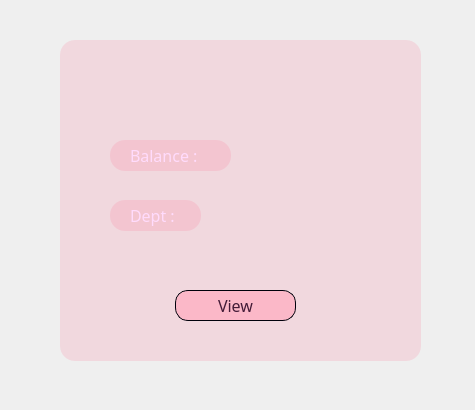
Above: m7fazty/viewbalance_dialog.ui from Roro-2004/m7fazty before the change. Below: the same form after it.
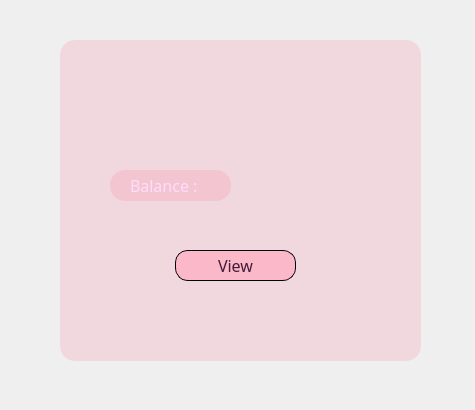
That is the form after the change. Icons and pictures are not drawn.

The edit to the form file:
```diff
--- a/m7fazty/viewbalance_dialog.ui
+++ b/m7fazty/viewbalance_dialog.ui
@@ -33,7 +33,7 @@
    <property name="geometry">
     <rect>
      <x>175</x>
-     <y>290</y>
+     <y>250</y>
      <width>121</width>
      <height>31</height>
     </rect>
@@ -179,7 +179,7 @@
    <property name="geometry">
     <rect>
      <x>240</x>
-     <y>140</y>
+     <y>170</y>
      <width>121</width>
      <height>31</height>
     </rect>
@@ -263,7 +263,7 @@
    <property name="geometry">
     <rect>
      <x>130</x>
-     <y>140</y>
+     <y>170</y>
      <width>91</width>
      <height>31</height>
     </rect>
@@ -323,139 +323,11 @@
     <string>Balance :</string>
    </property>
   </widget>
-  <widget class="QLabel" name="dept_label">
-   <property name="geometry">
-    <rect>
-     <x>130</x>
-     <y>200</y>
-     <width>61</width>
-     <height>31</height>
-    </rect>
-   </property>
-   <property name="palette">
-    <palette>
-     <active>
-      <colorrole role="WindowText">
-       <brush brushstyle="SolidPattern">
-        <color alpha="255">
-         <red>255</red>
-         <green>219</green>
-         <blue>252</blue>
-        </color>
-       </brush>
-      </colorrole>
-      <colorrole role="ButtonText">
-       <brush brushstyle="SolidPattern">
-        <color alpha="255">
-         <red>255</red>
-         <green>255</green>
-         <blue>255</blue>
-        </color>
-       </brush>
-      </colorrole>
-     </active>
-     <inactive>
-      <colorrole role="WindowText">
-       <brush brushstyle="SolidPattern">
-        <color alpha="255">
-         <red>255</red>
-         <green>219</green>
-         <blue>252</blue>
-        </color>
-       </brush>
-      </colorrole>
-      <colorrole role="ButtonText">
-       <brush brushstyle="SolidPattern">
-        <color alpha="255">
-         <red>255</red>
-         <green>255</green>
-         <blue>255</blue>
-        </color>
-       </brush>
-      </colorrole>
-     </inactive>
-     <disabled/>
-    </palette>
-   </property>
-   <property name="font">
-    <font>
-     <family>Arial Rounded MT Bold</family>
-     <pointsize>12</pointsize>
-    </font>
-   </property>
-   <property name="text">
-    <string>Dept :</string>
-   </property>
-  </widget>
-  <widget class="QLabel" name="viewDept_label">
-   <property name="geometry">
-    <rect>
-     <x>210</x>
-     <y>200</y>
-     <width>121</width>
-     <height>31</height>
-    </rect>
-   </property>
-   <property name="palette">
-    <palette>
-     <active>
-      <colorrole role="WindowText">
-       <brush brushstyle="SolidPattern">
-        <color alpha="255">
-         <red>255</red>
-         <green>255</green>
-         <blue>255</blue>
-        </color>
-       </brush>
-      </colorrole>
-      <colorrole role="ButtonText">
-       <brush brushstyle="SolidPattern">
-        <color alpha="255">
-         <red>255</red>
-         <green>255</green>
-         <blue>255</blue>
-        </color>
-       </brush>
-      </colorrole>
-     </active>
-     <inactive>
-      <colorrole role="WindowText">
-       <brush brushstyle="SolidPattern">
-        <color alpha="255">
-         <red>255</red>
-         <green>255</green>
-         <blue>255</blue>
-        </color>
-       </brush>
-      </colorrole>
-      <colorrole role="ButtonText">
-       <brush brushstyle="SolidPattern">
-        <color alpha="255">
-         <red>255</red>
-         <green>255</green>
-         <blue>255</blue>
-        </color>
-       </brush>
-      </colorrole>
-     </inactive>
-     <disabled/>
-    </palette>
-   </property>
-   <property name="font">
-    <font>
-     <family>Arial Rounded MT Bold</family>
-     <pointsize>14</pointsize>
-    </font>
-   </property>
-   <property name="text">
-    <string/>
-   </property>
-  </widget>
   <widget class="QPushButton" name="pushButton_3">
    <property name="geometry">
     <rect>
      <x>110</x>
-     <y>140</y>
+     <y>170</y>
      <width>121</width>
      <height>31</height>
     </rect>
@@ -471,26 +343,6 @@
     <string/>
    </property>
   </widget>
-  <widget class="QPushButton" name="pushButton_4">
-   <property name="geometry">
-    <rect>
-     <x>110</x>
-     <y>200</y>
-     <width>91</width>
-     <height>31</height>
-    </rect>
-   </property>
-   <property name="styleSheet">
-    <string notr="true">QPushButton {
- background-color: rgba(255, 90, 130, 0.15);
-    border-radius: 15px;
-}
-</string>
-   </property>
-   <property name="text">
-    <string/>
-   </property>
-  </widget>
   <zorder>label_bg</zorder>
   <zorder>pushButton</zorder>
   <zorder>viewCurrentBalance_pushButton</zorder>
```
Left out of the diff: 3 changed lines with no effect on the pictures.
